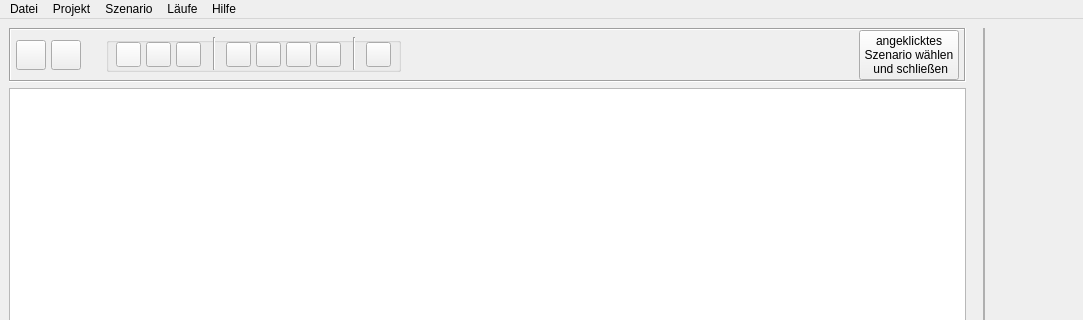
ChrFr/gui_vm, file src/gui_vm/view/qt_designed/main_window.ui: the form before one commit; both pictures show x 0 to 1083 and y 0 to 320 of the 1083 by 734 pixel window.
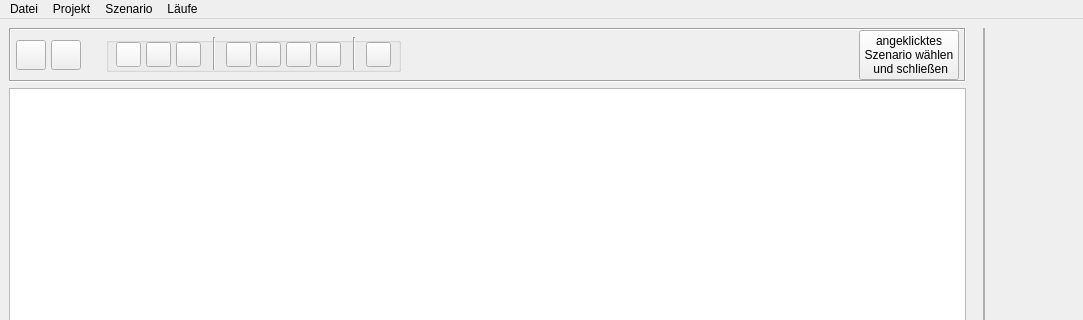
The form after the commit. Icons and pictures are not drawn.

Commit message: Update: removed help/info dialog

The edit to the form file:
```diff
--- a/src/gui_vm/view/qt_designed/main_window.ui
+++ b/src/gui_vm/view/qt_designed/main_window.ui
@@ -831,12 +831,6 @@
     <addaction name="separator"/>
     <addaction name="actionBeenden"/>
    </widget>
-   <widget class="QMenu" name="menuHilfe">
-    <property name="title">
-     <string>Hilfe</string>
-    </property>
-    <addaction name="actionInfo"/>
-   </widget>
    <widget class="QMenu" name="menuProjekt">
     <property name="title">
      <string>Projekt</string>
@@ -871,7 +865,6 @@
    <addaction name="menuProjekt"/>
    <addaction name="menuSzenario"/>
    <addaction name="menuL_ufe"/>
-   <addaction name="menuHilfe"/>
   </widget>
   <widget class="QStatusBar" name="statusbar"/>
   <action name="actionBeenden">
```
The commit also changes 2 other files.
